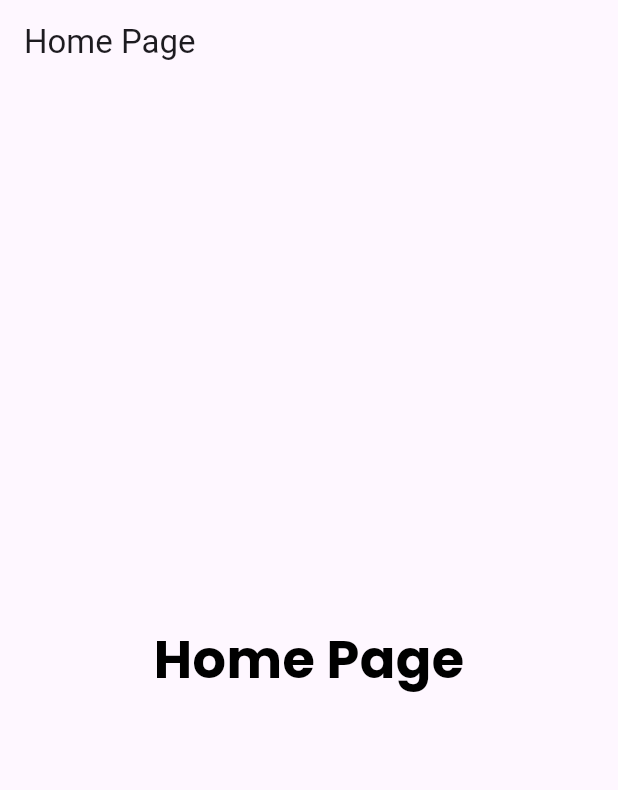
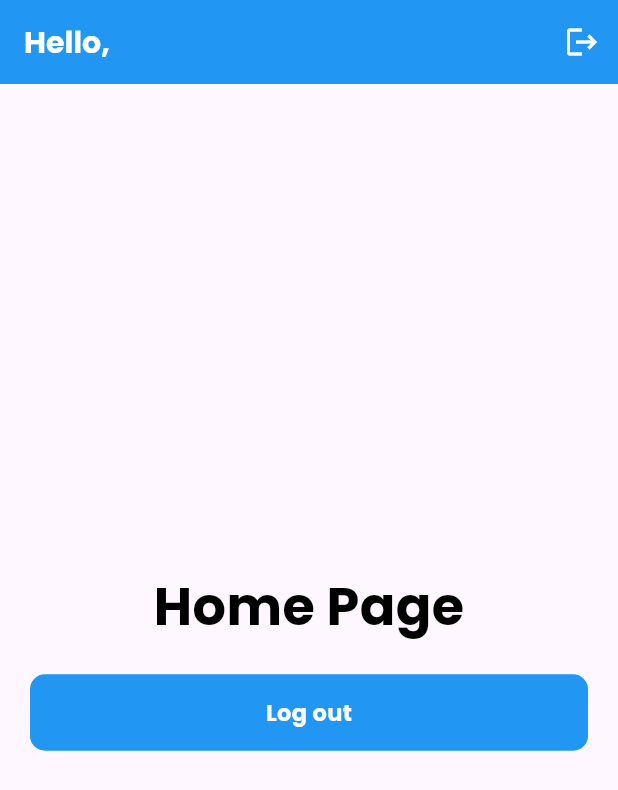
Before and after one commit to patriciaanggraeni/nusantara-android-developer-test, a Flutter app: the screen it shows once a user with an empty profile is signed in, on a phone screen of 412 x 824 dp. Shown: the top 790 px of the screen. Run offline on Flutter 3.47's test engine with Material 3 defaults, Android fonts, the phone set to English and light mode, and no system bars; our stand-ins replace cloud_firestore, firebase_auth, firebase_core, get, google_fonts; accounts and stored records are empty; network calls fail.

```diff
--- a/lib/controllers/login_controller.dart
+++ b/lib/controllers/login_controller.dart
@@ -1,8 +1,5 @@
 import 'package:get/get.dart';
 import 'package:flutter/widgets.dart';
-import 'package:firebase_auth/firebase_auth.dart';
-import 'package:nusantara_android_developer_test/utils/util.dart';
-import 'package:nusantara_android_developer_test/controllers/firebase_auth_controller.dart';
 
 class LoginController extends GetxController {
   final TextEditingController _email = TextEditingController();
--- a/lib/controllers/register_controller.dart
+++ b/lib/controllers/register_controller.dart
@@ -1,16 +1,14 @@
 import 'package:get/get.dart';
 import 'package:flutter/material.dart';
-import 'package:firebase_auth/firebase_auth.dart';
-import 'package:nusantara_android_developer_test/utils/util.dart';
 
 class RegisterController extends GetxController {
   final TextEditingController _username = TextEditingController();
-  final TextEditingController _phoneNumber = TextEditingController();
   final TextEditingController _email = TextEditingController();
   final TextEditingController _password = TextEditingController();
 
+
+
   TextEditingController get username => _username;
-  TextEditingController get phoneNumber => _phoneNumber;
   TextEditingController get email => _email;
   TextEditingController get password => _password;
 }
--- a/lib/screens/home.dart
+++ b/lib/screens/home.dart
@@ -1,24 +1,63 @@
 import 'package:flutter/material.dart';
+import 'package:get/get.dart';
+import 'package:nusantara_android_developer_test/controllers/firebase_auth_controller.dart';
 import 'package:nusantara_android_developer_test/utils/util.dart';
+import 'package:nusantara_android_developer_test/widgets/button.dart';
 
 class Home extends StatelessWidget {
-  const Home({super.key});
+  const Home({super.key, required this.username});
+  final String username;
 
   @override
   Widget build(BuildContext context) {
+
     return Scaffold(
       appBar: AppBar(
-        title: const Text(
-          "Home Page"
+        backgroundColor: Colors.blue,
+        actions: [
+          IconButton(
+            onPressed: () {
+              FirebaseAuthController.instance.logout();
+            },
+            icon: const Icon(
+              Icons.logout,
+              color: Colors.white,
+            ),
+          ),
+        ],
+        title: Text(
+          "Hello, $username",
+          style: Util.myTextStyle(
+            size: 20,
+            weight: FontWeight.bold,
+            color: Colors.white,
+          ),
         ),
       ),
       body: SafeArea(
-        child: Center(
-          child: Text(
-            "Home Page",
-            style: Util.myTextStyle(
-              size: 35,
-              weight: FontWeight.bold,
+        child: Padding(
+          padding: const EdgeInsets.all(20),
+          child: Center(
+            child: Column(
+              mainAxisAlignment: MainAxisAlignment.center,
+              children: [
+                Text(
+                  "Home Page",
+                  style: Util.myTextStyle(
+                    size: 35,
+                    weight: FontWeight.bold,
+                  ),
+                ),
+                const SizedBox(
+                  height: 20,
+                ),
+                CustomButton(
+                  text: "Log out",
+                  callback: () {
+                    FirebaseAuthController.instance.logout();
+                  },
+                ),
+              ],
             ),
           ),
         ),
--- a/lib/widgets/button.dart
+++ b/lib/widgets/button.dart
@@ -18,7 +18,10 @@ class CustomButton extends StatelessWidget {
           color: Colors.blue,
         ),
         child: Center(
-          child: Text(
+          child: Row(
+            mainAxisAlignment: MainAxisAlignment.center,
+            children: [
+              Text(
                 text,
                 style: Util.myTextStyle(
                   color: Colors.white,
@@ -26,6 +29,8 @@ class CustomButton extends StatelessWidget {
                   weight: FontWeight.bold
                 ),
               ),
+            ],
+          ),
         ),
       ),
     );
--- a/pubspec.yaml
+++ b/pubspec.yaml
@@ -38,12 +38,12 @@ dependencies:
   get: ^4.6.6
   dio: ^5.4.0
   google_fonts: ^6.1.0
+  firebase_auth: ^4.15.3
   firebase_core: ^2.24.2
   cloud_firestore: ^4.13.6
   firebase_storage: ^11.5.6
   firebase_ui_auth: ^1.11.0
   firebase_dynamic_links: ^5.4.8
-  firebase_auth: ^4.15.3
 
 dev_dependencies:
   flutter_test:
```
Also changed, not shown: lib/controllers/firebase_auth_controller.dart (+77 -7 lines), lib/screens/login.dart (+7 -1 lines), lib/screens/register.dart (+12 -11 lines), 1 other file. Lines whose indentation alone changed are shown as unchanged.
